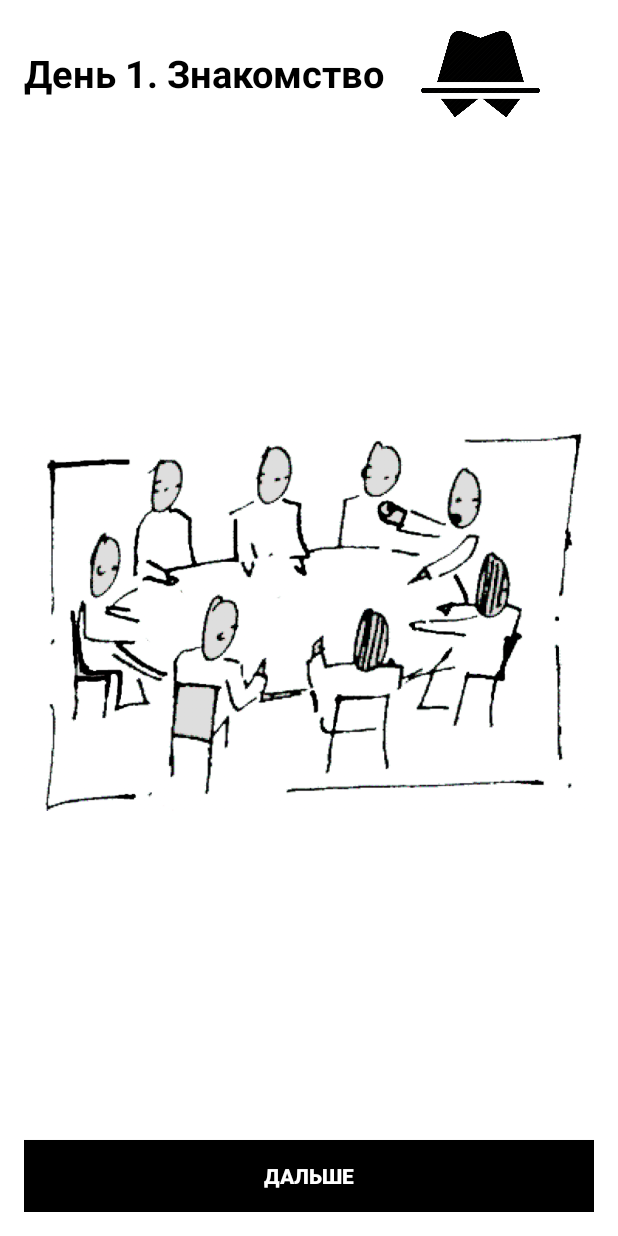
After one commit to mmbabaev/mafiaAndroid, an Android app: the layout day_introduction.xml on its own in the app's theme, with its tools: preview values and no code run, on a phone screen of 412 x 824 dp. The commit adds this screen. Run offline under Robolectric (Android 15) with nearby library versions, the phone set to English and light mode, and no system bars.

Commit message:
some new views

```diff
--- a/app/src/main/java/mbabaev/mafiaapp/JoinToGameActivity.java
+++ b/app/src/main/java/mbabaev/mafiaapp/JoinToGameActivity.java
@@ -1,8 +1,6 @@
 package mbabaev.mafiaapp;
 
-import android.app.Activity;
 import android.os.Bundle;
-import android.os.PersistableBundle;
 import android.support.v7.app.AppCompatActivity;
 
 public class JoinToGameActivity extends AppCompatActivity{
@@ -10,6 +8,6 @@ public class JoinToGameActivity extends AppCompatActivity{
     @Override
     public void onCreate(Bundle savedInstanceState) {
         super.onCreate(savedInstanceState);
-        setContentView(R.layout.join_game);
+        setContentView(R.layout.show_role);
     }
 }
--- /dev/null
+++ b/app/src/main/res/layout/day_introduction.xml
@@ -0,0 +1,73 @@
+<?xml version="1.0" encoding="utf-8"?>
+<RelativeLayout xmlns:android="http://schemas.android.com/apk/res/android"
+    xmlns:tools="http://schemas.android.com/tools"
+    android:layout_width="match_parent"
+    android:layout_height="match_parent"
+    android:paddingBottom="@dimen/activity_vertical_margin"
+    android:paddingLeft="@dimen/activity_horizontal_margin"
+    android:paddingRight="@dimen/activity_horizontal_margin"
+    android:paddingTop="@dimen/activity_vertical_margin"
+    tools:context=".JoinToGameActivity"
+    android:background="#ffffff">
+
+    <LinearLayout
+        android:orientation="horizontal"
+        android:layout_width="match_parent"
+        android:layout_height="match_parent"
+        android:layout_alignParentRight="true"
+        android:layout_alignParentEnd="true"
+        android:layout_above="@+id/imageView">
+
+        <TextView
+            android:textStyle="bold"
+            android:textSize="25dp"
+            android:layout_width="wrap_content"
+            android:layout_height="wrap_content"
+            android:layout_marginTop="15dp"
+            android:textColor="@color/black"
+            android:text = "День 1. Знакомство"
+            android:id="@+id/textView"
+            android:layout_alignParentTop="true"
+            android:layout_centerHorizontal="true" />
+
+        <ImageButton
+            android:layout_width="88dp"
+            android:layout_height="73dp"
+            android:id="@+id/imageButton2"
+            android:src="@drawable/mafia_white1"
+            android:scaleType="fitCenter"
+            android:layout_marginLeft="20dp"
+            android:adjustViewBounds="true"
+            android:background="@color/white"
+            />
+
+
+    </LinearLayout>
+
+
+    <ImageView
+        android:layout_width="wrap_content"
+        android:layout_height="wrap_content"
+        android:id="@+id/imageView"
+        android:src="@drawable/introduction"
+        android:scaleType="fitCenter"
+        android:adjustViewBounds="true"
+        android:layout_centerVertical="true"
+        android:layout_alignParentLeft="true"
+        android:layout_alignParentStart="true" />
+
+    <Button
+        android:layout_width="wrap_content"
+        android:layout_height="wrap_content"
+        android:text="Дальше"
+        android:textStyle="bold"
+        android:textColor="@color/white"
+        android:background="@color/black"
+        android:layout_alignParentBottom="true"
+        android:layout_alignParentLeft="true"
+        android:layout_alignParentStart="true"
+        android:layout_alignParentRight="true"
+        android:layout_alignParentEnd="true" />
+
+
+</RelativeLayout>
```
Also changed, not shown: app/src/main/res/layout/cell.xml (added, +25 -0 lines), app/src/main/res/layout/day.xml (added, +72 -0 lines), app/src/main/res/layout/night.xml (added, +25 -0 lines), app/src/main/res/layout/night_introduction.xml (added, +37 -0 lines), app/src/main/res/layout/role_card.xml (added, +37 -0 lines), app/src/main/res/layout/show_role.xml (added, +37 -0 lines), app/src/main/res/drawable/citizen_role.png (added), app/src/main/res/drawable/introduction.png (added), app/src/main/res/drawable/mafia_white.png (added).
